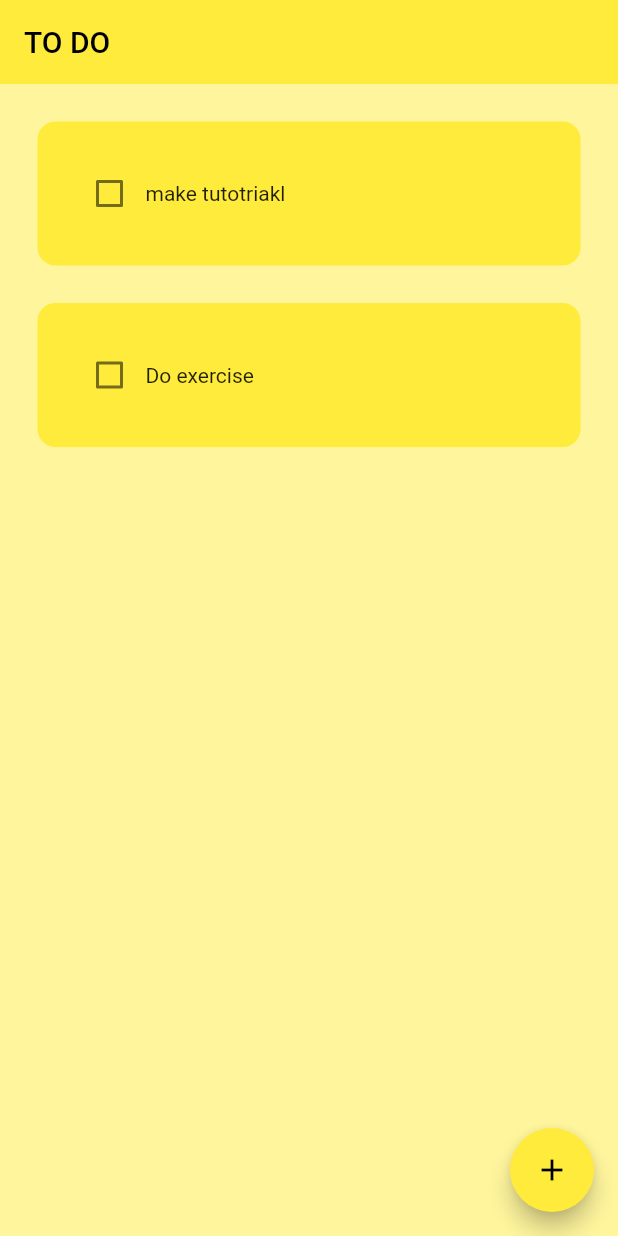
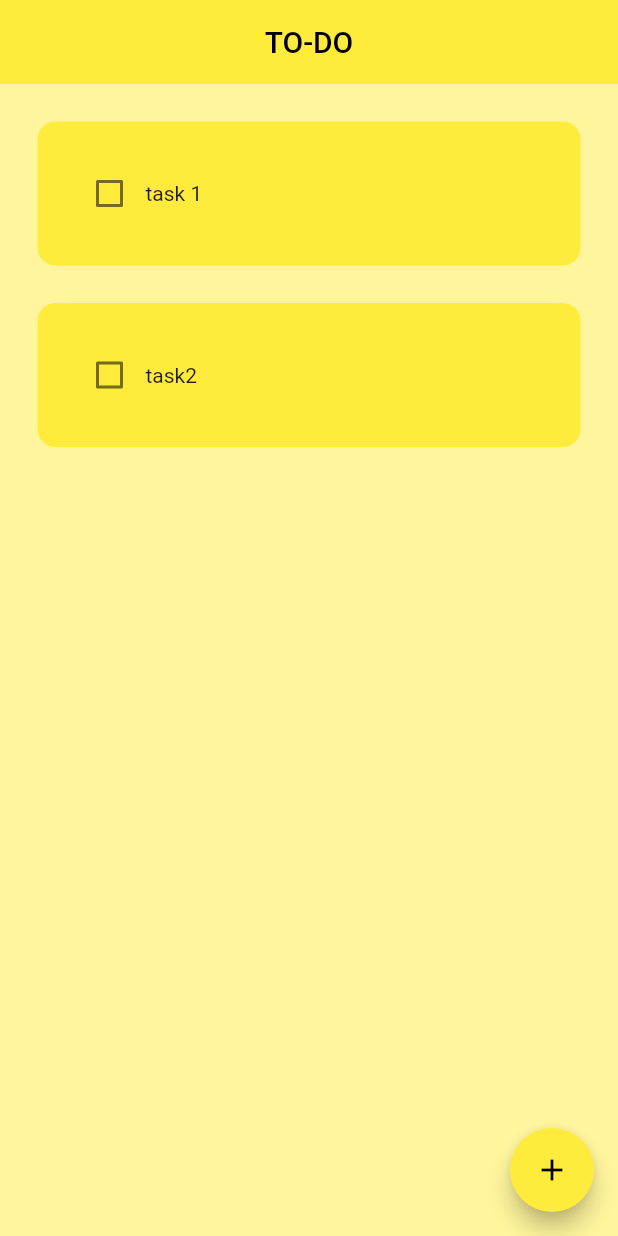
Before and after one commit to yumdmb/Flutter-ToDo, a Flutter app: the screen it shows after launch, on a phone screen of 412 x 824 dp. Run offline on Flutter 3.47's test engine with Material 2 defaults, Android fonts, the phone set to English and light mode, and no system bars; drawn by our look-alikes of flutter_slidable; our stand-ins replace hive_flutter; accounts and stored records are empty.

Commit message:
center the title

```diff
--- a/lib/data/database.dart
+++ b/lib/data/database.dart
@@ -9,8 +9,8 @@ class ToDoDatabase {
   //run this method if this 1st time ever opeing this app
   void createInitialData() {
     toDoList = [
-      ["make tutotriakl", false],
-      ["Do exercise", false],
+      ["task 1", false],
+      ["task2", false],
     ];
   }
 
--- a/lib/pages/home_page.dart
+++ b/lib/pages/home_page.dart
@@ -78,7 +78,8 @@ class _HomePageState extends State<HomePage> {
     return Scaffold(
       backgroundColor: Colors.yellow[200],
       appBar: AppBar(
-        title: Text('TO DO'),
+        title: Text('TO-DO'),
+        centerTitle: true,
         elevation: 0,
       ),
       floatingActionButton: FloatingActionButton(
```
